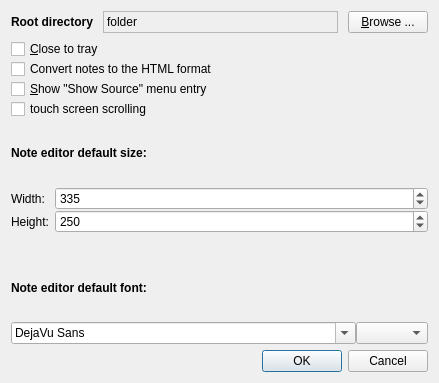
Qt form src/ui/preferences.ui (hakaishi/nobleNote) before a commit.
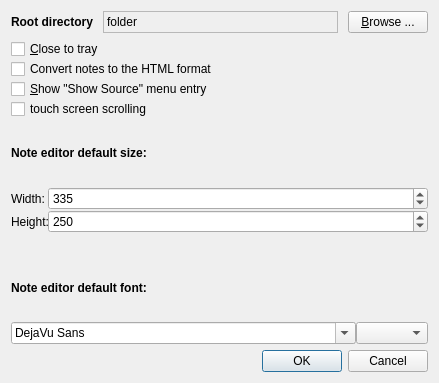
The same form after that commit. Icons and pictures are not drawn.

The edit to the form file:
```diff
--- a/src/ui/preferences.ui
+++ b/src/ui/preferences.ui
@@ -96,14 +96,14 @@
        <item row="0" column="0">
         <widget class="QLabel" name="label_3">
          <property name="text">
-          <string>Width:  </string>
+          <string>Width:</string>
          </property>
         </widget>
        </item>
        <item row="1" column="0">
         <widget class="QLabel" name="label_4">
          <property name="text">
-          <string>Height:  </string>
+          <string>Height:</string>
          </property>
         </widget>
        </item>
```
